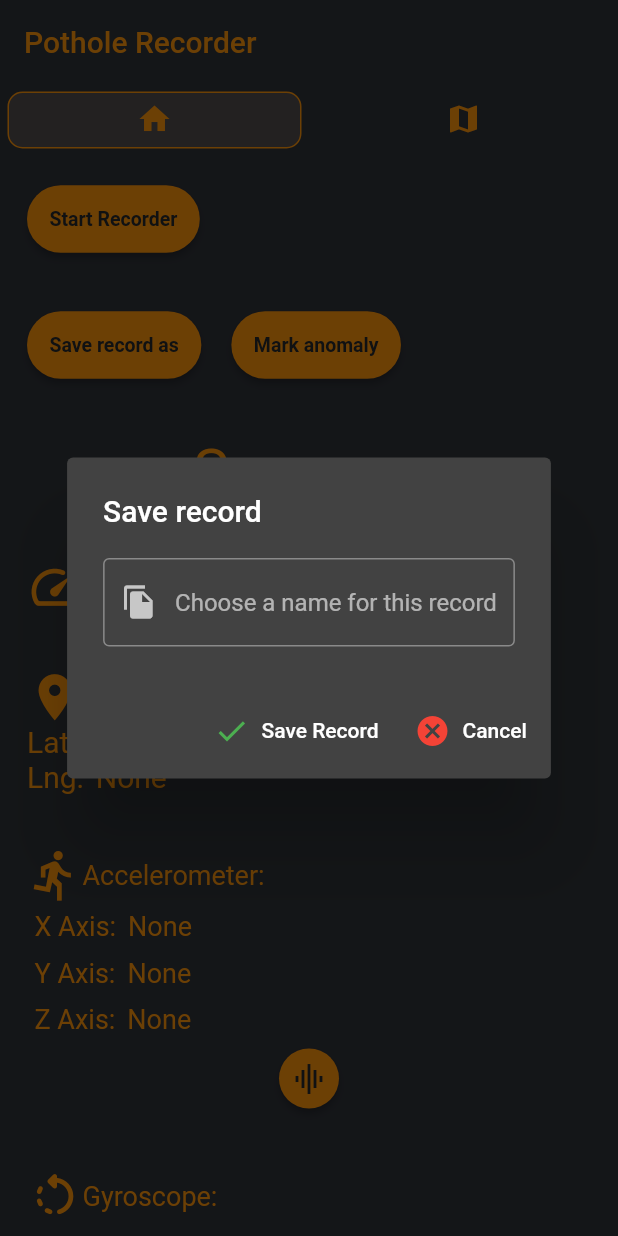
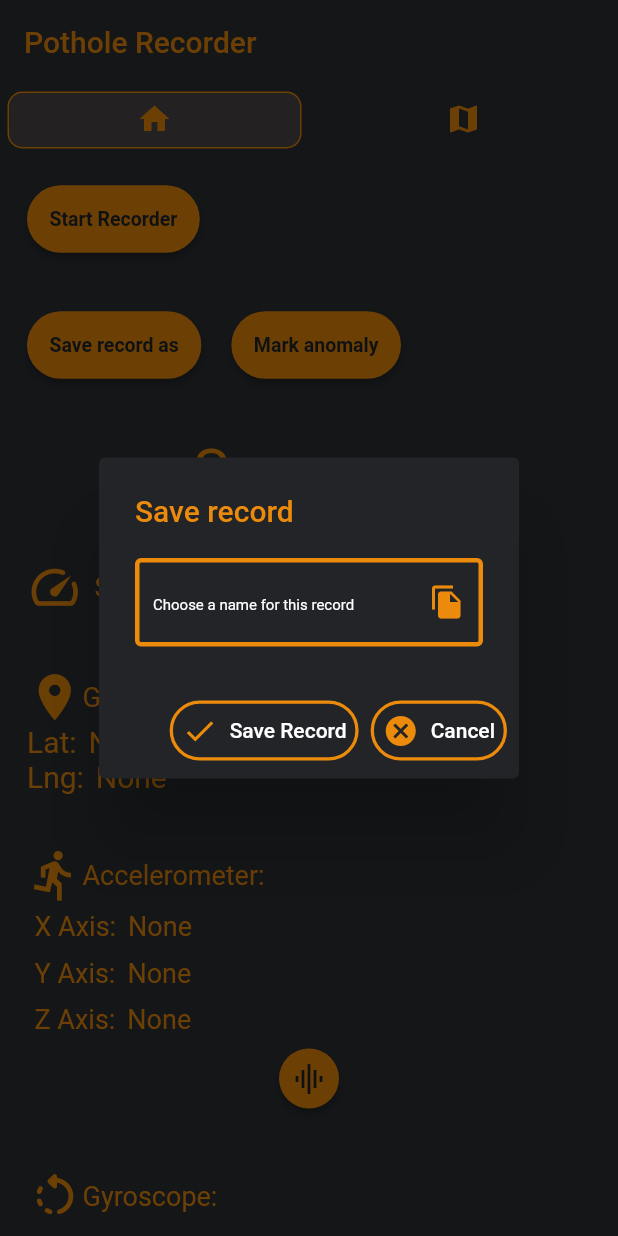
Before and after one commit to dav1ddq0/PA-Deteccion-de-Baches, a Flutter app: the screen it shows after launch, after a tap on "Save record as", on a phone screen of 412 x 824 dp. Run offline on Flutter 3.47's test engine with Material 2 defaults, Android fonts, the phone set to English and light mode, and no system bars; our stand-ins replace device_info_plus, file_picker, flutter_map, geolocator, latlong2, permission_handler and 2 more; Roboto replaces fonts that are missing (Poppins).

Commit message:
cambiando_estilo_de_salvar_record

```diff
--- a/lib/src/pages/save_data_widget.dart
+++ b/lib/src/pages/save_data_widget.dart
@@ -1,6 +1,7 @@
 import 'package:flutter/material.dart';
 import 'package:deteccion_de_baches/src/themes/my_style.dart';
 import 'package:deteccion_de_baches/src/themes/color.dart';
+import 'package:deteccion_de_baches/src/pages/pothole_snackbar.dart';
 import '../utils/permissions.dart';
 import '../utils/saved_data.dart';
 import '../utils/storage_utils.dart';
@@ -35,8 +36,10 @@ class _SaveDataDialogState extends State<SaveDataDialog> {
 
   Widget cancelRButton() {
     return TextButton.icon(
-        label: const Text("Cancel", style: TextStyle(color: Colors.white)),
-        icon: const Icon(Icons.cancel, color: Colors.red),
+        style: PotholeStyle.actionButtonDialogStyle,
+        label: const Text("Cancel",
+            style: TextStyle(color: Colors.white)),
+        icon: const Icon(Icons.cancel, color: PotholeColor.primary),
         onPressed: () {
           Navigator.pop(context);
         });
@@ -55,35 +58,25 @@ class _SaveDataDialogState extends State<SaveDataDialog> {
   }
 
   SnackBar _fileAlreadyExistsSB(String filename) {
-    SnackBar _snackBar = SnackBar(
-      backgroundColor: Colors.black,
-      duration: const Duration(seconds: 2),
-      content: Text(
-          "The file $filename.json already exists. Please choose another name",
-          style: TextStyle(color: Colors.white)),
-      behavior: SnackBarBehavior.floating,
-      margin: PotholeStyle.snackBarMargin,
-    );
+    SnackBar _snackBar = primaryPotholeSnackBar("The file $filename.json already exists. Please choose another name");
     return _snackBar;
   }
 
   SnackBar _stillScanning() {
-     SnackBar _snackBar = SnackBar(
-      backgroundColor: PotholeColor.primary,
-      duration: const Duration(seconds: 2),
-      content: Text(
-          "it is still scanning scanning. Please stop scanning first.",
-          style: TextStyle(color: Colors.white)),
-      behavior: SnackBarBehavior.floating,
-      margin: PotholeStyle.snackBarMargin,
-    );
+    SnackBar _snackBar = primaryPotholeSnackBar(
+        "it is still scanning scanning. Please stop scanning first.");
     return _snackBar;
   }
 
   Widget saveRButton() {
     return TextButton.icon(
-      icon: const Icon(Icons.check, color: Colors.green),
-      label: const Text("Save Record", style: TextStyle(color: Colors.white)),
+      style: PotholeStyle.actionButtonDialogStyle,
+      icon: const Icon(Icons.check, color: PotholeColor.primary),
+      label: const Text("Save Record",
+          style: TextStyle(color: Colors.white)),
+      // style: ButtonStyle(
+      //   foregroundColor: MaterialStateProperty PotholeColor.primary
+      // ),
       onPressed: () {
         String filename = fileNameController.text;
         if (filename == null || filename == "") {
@@ -112,14 +105,26 @@ class _SaveDataDialogState extends State<SaveDataDialog> {
 
   Widget exportRecordDialog() {
     return AlertDialog(
-      title: const Text('Save record'),
+      title: const Text(
+        'Save record',
+        style: TextStyle(color: PotholeColor.primary)
+      ),
+      backgroundColor: PotholeColor.darkText,
       content: TextFormField(
+        cursorColor: PotholeColor.primary,
+
+
         controller: fileNameController,
         decoration: const InputDecoration(
-            iconColor: PotholeColor.primary,
-            border: OutlineInputBorder(),
-            hintText: 'Choose a name for this record',
-            prefixIcon: Icon(Icons.file_copy)),
+          iconColor: PotholeColor.darkText,
+          border:  OutlineInputBorder(borderSide: BorderSide(width: 3, color: PotholeColor.primary)),
+          // enabledBorder: OutlineInputBorder(borderSide: BorderSide(width: 3, color: PotholeColor.primary)),
+          focusedBorder: OutlineInputBorder(borderSide: BorderSide(width: 3, color: PotholeColor.primary)),
+          hintText: 'Choose a name for this record',
+          hintStyle: TextStyle(color: Colors.white, fontSize: 10),
+          suffixIcon: Icon(Icons.file_copy,color: PotholeColor.primary)
+        ),
+        style: TextStyle(color: Colors.white),
         validator: (value) {
           if (value == null || value.isEmpty) {
             return 'Please enter a record name';
@@ -134,7 +139,8 @@ class _SaveDataDialogState extends State<SaveDataDialog> {
   @override
   Widget build(BuildContext context) {
     return ElevatedButton(
-        child: const Text('Save record as', style: TextStyle(color: PotholeColor.darkText)),
+        child: const Text('Save record as',
+            style: TextStyle(color: PotholeColor.darkText)),
         style: ElevatedButton.styleFrom(
             primary: PotholeColor.primary,
             shape: const StadiumBorder(),
@@ -143,8 +149,7 @@ class _SaveDataDialogState extends State<SaveDataDialog> {
                 const TextStyle(fontSize: 13, fontWeight: FontWeight.bold)),
         onPressed: () {
           if (widget.scanning) {
-            ScaffoldMessenger.of(context)
-                .showSnackBar(_stillScanning());
+            ScaffoldMessenger.of(context).showSnackBar(_stillScanning());
           } else {
             showDialog(
                 context: context,
--- a/lib/src/themes/my_style.dart
+++ b/lib/src/themes/my_style.dart
@@ -1,8 +1,15 @@
 import 'package:flutter/material.dart';
 import 'package:deteccion_de_baches/src/themes/color.dart';
+
 class PotholeStyle {
   static const EdgeInsetsGeometry snackBarMargin =
       EdgeInsets.only(left: 40.0, right: 40, bottom: 20);
-  static const TextStyle snackBarTextStyle = TextStyle(color: PotholeColor.darkText, fontWeight: FontWeight.bold);
-
+  static const TextStyle snackBarTextStyle =
+      TextStyle(color: PotholeColor.darkText, fontWeight: FontWeight.bold);
+  static ButtonStyle actionButtonDialogStyle = ButtonStyle(
+      shape: MaterialStateProperty.all<RoundedRectangleBorder>(
+          RoundedRectangleBorder(
+              borderRadius: BorderRadius.circular(20.0),
+              side:
+                  const BorderSide(color: PotholeColor.primary, width: 2.2))));
 }
--- a/lib/src/themes/pothole_dark_theme.dart
+++ b/lib/src/themes/pothole_dark_theme.dart
@@ -13,6 +13,11 @@ final myThemeDark = ThemeData(
   scaffoldBackgroundColor: Color.fromARGB(255, 44, 47, 53),
   dialogBackgroundColor: Color(0xff121212),
   focusColor: PotholeColor.primary,
-  accentColor: PotholeColor.primary,
-  buttonColor:  PotholeColor.primary,
+  inputDecorationTheme: const InputDecorationTheme(
+      enabledBorder: OutlineInputBorder(
+        borderSide: BorderSide(width: 3, color: PotholeColor.primary),
+      ),
+      focusedBorder: OutlineInputBorder(
+        borderSide: BorderSide(width: 3, color:PotholeColor.primary),
+      ),),
 );
```
